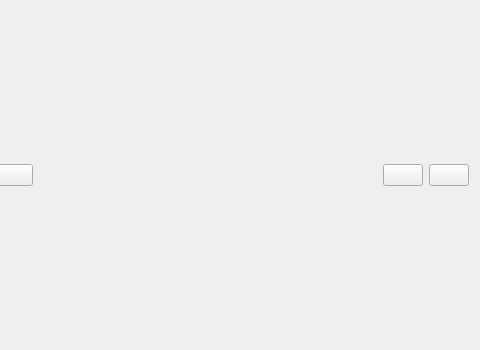
This is mainwindow.ui in Lebsasha/PaintFigures as Qt 5 draws it before an edit; both pictures show x 220 to 700 and y 0 to 350 of the 700 by 350 pixel window. The edited form follows.
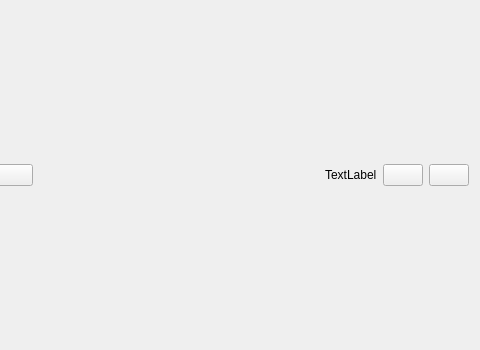
This is the edited form. Icons and pictures are not drawn.

The edit to the form file:
```diff
--- a/mainwindow.ui
+++ b/mainwindow.ui
@@ -163,6 +163,13 @@
         </property>
        </spacer>
       </item>
+      <item>
+       <widget class="QLabel" name="stateLabel">
+        <property name="text">
+         <string>TextLabel</string>
+        </property>
+       </widget>
+      </item>
       <item>
        <layout class="QGridLayout" name="toolbar2">
         <item row="0" column="0">
```
